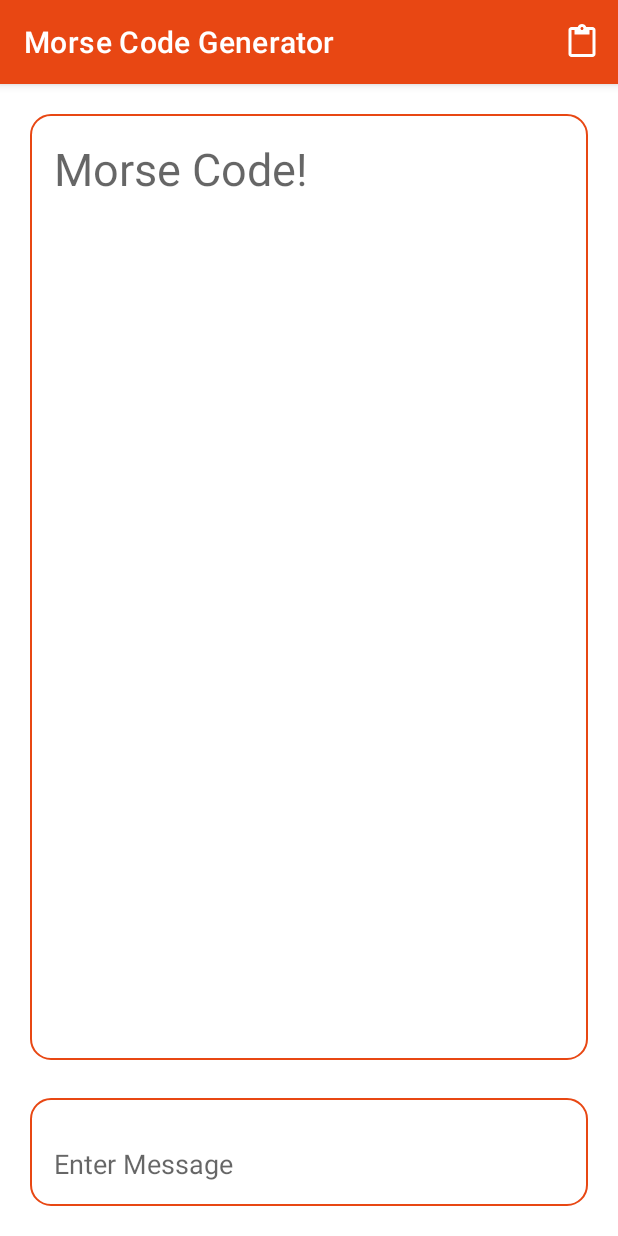
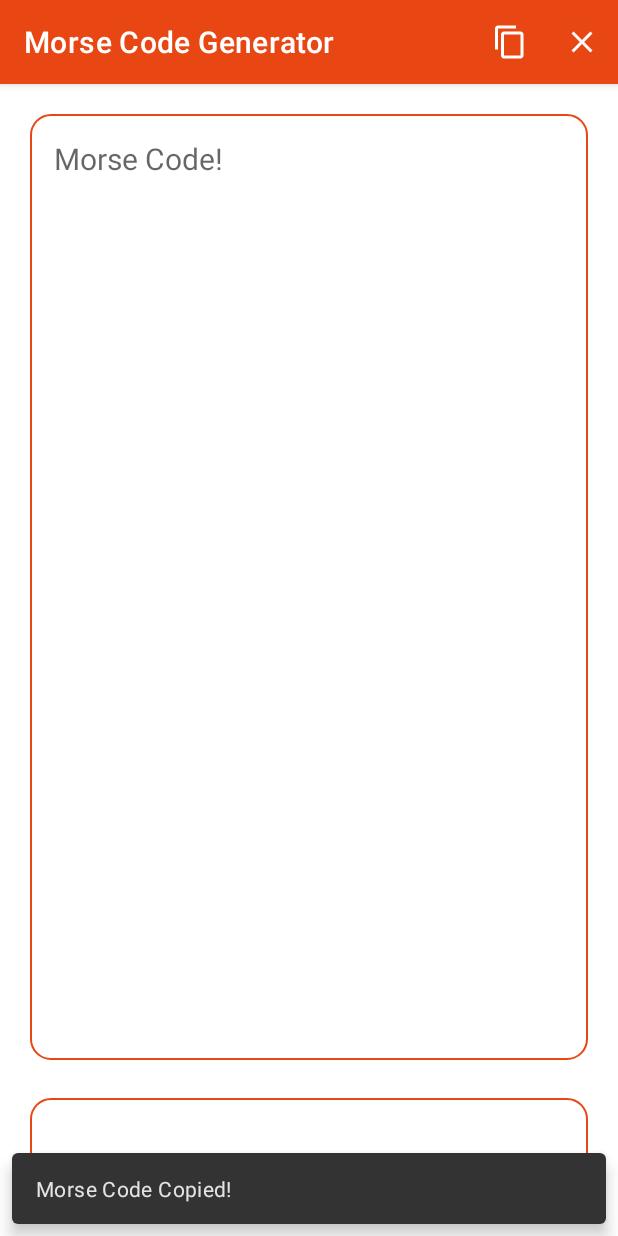
Before and after one commit to bharathkalyans/MorseCodeGenerator, an Android app: the screen it shows after launch (MainActivity), after a tap on "Copy", on a phone screen of 412 x 824 dp. Run offline under Robolectric (Android 15) with nearby library versions, the phone set to English and light mode, and no system bars; our stand-ins replace data binding.

Commit message:
Added All Menu Functionalities!

```diff
--- a/app/src/main/java/com/bharathkalyans/morsecodegenerator/MainActivity.kt
+++ b/app/src/main/java/com/bharathkalyans/morsecodegenerator/MainActivity.kt
@@ -1,5 +1,8 @@
 package com.bharathkalyans.morsecodegenerator
 
+import android.content.ClipData
+import android.content.ClipboardManager
+import android.content.Context
 import android.os.Bundle
 import android.text.Editable
 import android.text.TextWatcher
@@ -11,15 +14,16 @@ import androidx.appcompat.app.AppCompatActivity
 import androidx.databinding.DataBindingUtil
 import androidx.lifecycle.ViewModelProvider
 import com.bharathkalyans.morsecodegenerator.databinding.ActivityMainBinding
+import com.google.android.material.snackbar.Snackbar
 import kotlinx.android.synthetic.main.activity_main.*
 
 class MainActivity : AppCompatActivity() {
 
+    lateinit var binding: ActivityMainBinding
     override fun onCreate(savedInstanceState: Bundle?) {
         super.onCreate(savedInstanceState)
 
-        val binding: ActivityMainBinding =
-            DataBindingUtil.setContentView(this, R.layout.activity_main)
+        binding = DataBindingUtil.setContentView(this, R.layout.activity_main)
 
         val viewModel = ViewModelProvider(this).get(MyViewModel::class.java)
 
@@ -119,7 +123,17 @@ class MainActivity : AppCompatActivity() {
     override fun onOptionsItemSelected(item: MenuItem): Boolean {
         return when (item.itemId) {
             R.id.copyMorseCode -> {
-                copyMorseCode()
+                val clipboard = getSystemService(Context.CLIPBOARD_SERVICE) as ClipboardManager
+                val text = binding.tvMorseCode.text.toString()
+                val clip: ClipData =
+                    ClipData.newPlainText("Morse Code", text)
+
+                clipboard.setPrimaryClip(clip)
+                Snackbar.make(this, binding.etPlainText, "Morse Code Copied!", Snackbar.LENGTH_LONG).show()
+                true
+            }
+            R.id.clearAllFields -> {
+                clearAllFields()
                 true
             }
             else -> super.onOptionsItemSelected(item)
@@ -127,7 +141,11 @@ class MainActivity : AppCompatActivity() {
 
     }
 
-    private fun copyMorseCode() {
-        Toast.makeText(this, "Copied the Morse Code!", Toast.LENGTH_SHORT).show()
+    private fun clearAllFields() {
+        binding.tvMorseCode.text = ""
+        binding.etPlainText.text = null
+        Toast.makeText(this, "Cleared All Fields!", Toast.LENGTH_SHORT).show()
     }
+
+
 }
--- /dev/null
+++ b/app/src/main/res/drawable/ic_clear.xml
@@ -0,0 +1,10 @@
+<vector xmlns:android="http://schemas.android.com/apk/res/android"
+    android:width="24dp"
+    android:height="24dp"
+    android:viewportWidth="24"
+    android:viewportHeight="24"
+    android:tint="?attr/colorControlNormal">
+  <path
+      android:fillColor="@android:color/white"
+      android:pathData="M19,6.41L17.59,5 12,10.59 6.41,5 5,6.41 10.59,12 5,17.59 6.41,19 12,13.41 17.59,19 19,17.59 13.41,12z"/>
+</vector>
--- /dev/null
+++ b/app/src/main/res/drawable/ic_copy_2.xml
@@ -0,0 +1,10 @@
+<vector xmlns:android="http://schemas.android.com/apk/res/android"
+    android:width="24dp"
+    android:height="24dp"
+    android:viewportWidth="24"
+    android:viewportHeight="24"
+    android:tint="?attr/colorControlNormal">
+  <path
+      android:fillColor="@android:color/white"
+      android:pathData="M16,1L4,1c-1.1,0 -2,0.9 -2,2v14h2L4,3h12L16,1zM19,5L8,5c-1.1,0 -2,0.9 -2,2v14c0,1.1 0.9,2 2,2h11c1.1,0 2,-0.9 2,-2L21,7c0,-1.1 -0.9,-2 -2,-2zM19,21L8,21L8,7h11v14z"/>
+</vector>
--- a/app/src/main/res/layout/activity_main.xml
+++ b/app/src/main/res/layout/activity_main.xml
@@ -25,7 +25,7 @@
             android:hint="@string/morse_code"
             android:padding="16dp"
             android:textAlignment="textStart"
-            android:textSize="30sp"
+            android:textSize="20sp"
             app:layout_constraintBottom_toTopOf="@+id/guideline2"
             app:layout_constraintEnd_toEndOf="parent"
             app:layout_constraintStart_toStartOf="parent"
--- a/app/src/main/res/menu/custom_menu.xml
+++ b/app/src/main/res/menu/custom_menu.xml
@@ -5,6 +5,11 @@
     <item
         android:id="@+id/copyMorseCode"
         android:title="@string/copy"
-        android:icon="@drawable/ic_paste"
+        android:icon="@drawable/ic_copy_2"
+        app:showAsAction="ifRoom"/>
+    <item
+        android:id="@+id/clearAllFields"
+        android:title="@string/clear_all"
+        android:icon="@drawable/ic_clear"
         app:showAsAction="ifRoom"/>
 </menu>
--- a/app/src/main/res/values/strings.xml
+++ b/app/src/main/res/values/strings.xml
@@ -3,4 +3,5 @@
     <string name="morse_code">Morse Code!</string>
     <string name="enter_message">Enter Message</string>
     <string name="copy">Copy</string>
+    <string name="clear_all">Clear All</string>
 </resources>
```
